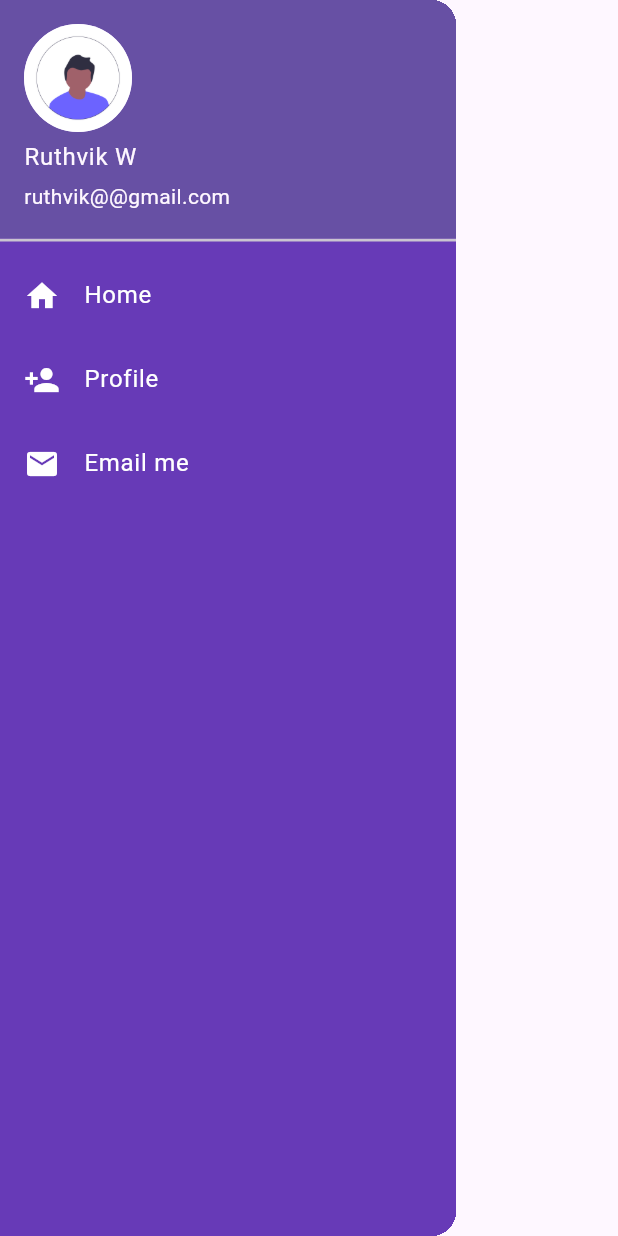
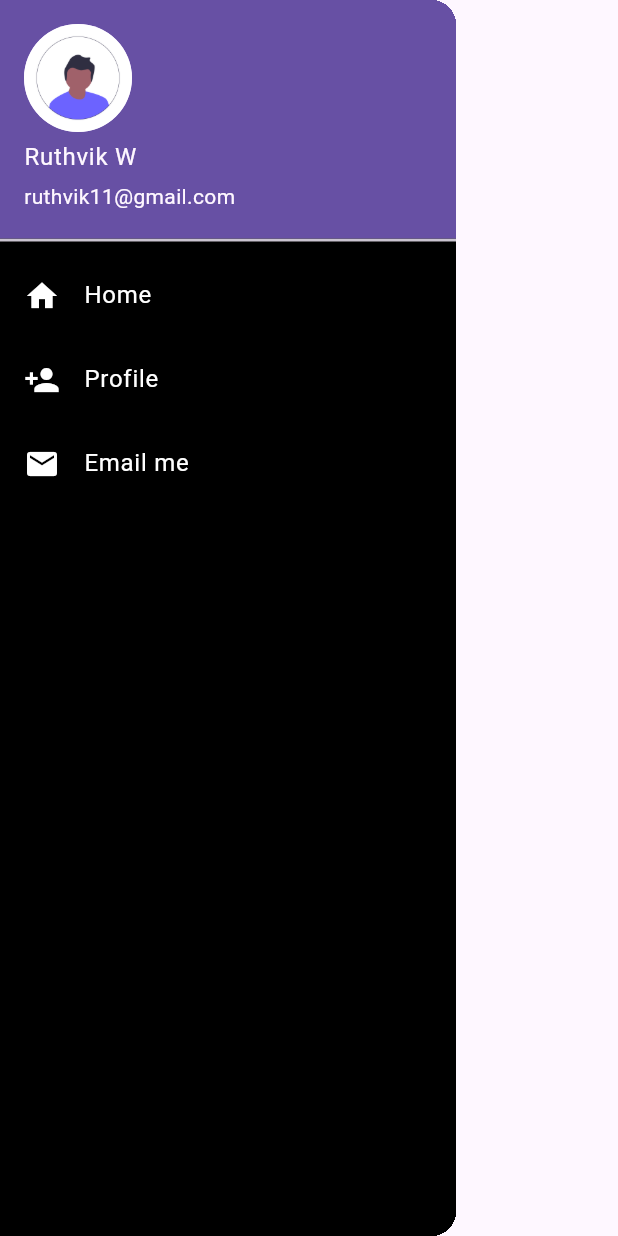
Before and after one commit to Ruthvik2025/shopping-app-UI, a Flutter app: the MyDrawer widget shown alone on an empty page, opened directly, on a phone screen of 412 x 824 dp. Run offline on Flutter 3.47's test engine with Material 3 defaults, Android fonts, the phone set to English and light mode, and no system bars.

Commit message:
day-9 completed

```diff
--- a/lib/widgets/drawer.dart
+++ b/lib/widgets/drawer.dart
@@ -1,11 +1,13 @@
 import "package:flutter/material.dart";
 
 class MyDrawer extends StatelessWidget {
+  const MyDrawer({super.key});
+
   @override
   Widget build(BuildContext context) {
     return Drawer(
       child: Container(
-        color: Colors.deepPurple,
+        color: Colors.black,
         child: ListView(
           padding: EdgeInsets.zero,
           children: const [
@@ -14,7 +16,7 @@ class MyDrawer extends StatelessWidget {
               child: UserAccountsDrawerHeader(
                 margin: EdgeInsets.zero,
                 accountName: Text("Ruthvik W"),
-                accountEmail: Text("ruthvik@@gmail.com"),
+                accountEmail: Text("ruthvik11@gmail.com"),
                 currentAccountPicture: CircleAvatar(
                   backgroundImage: AssetImage(
                       "assets/images/undraw_Pic_profile_re_7g2h.png"),
```
